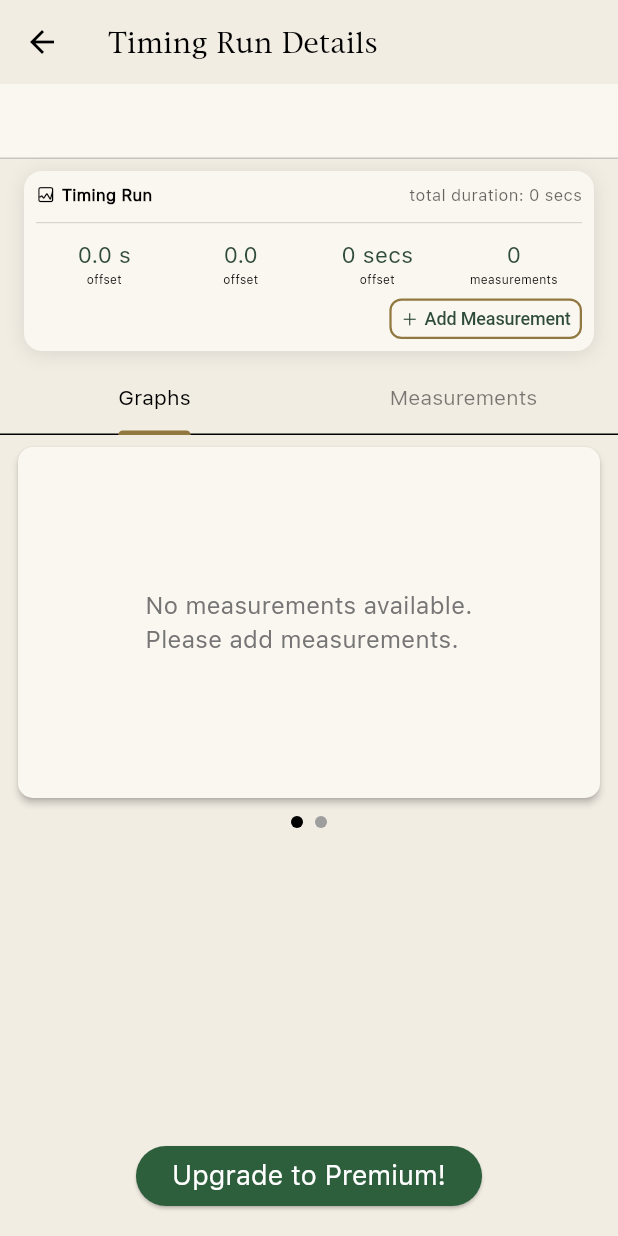
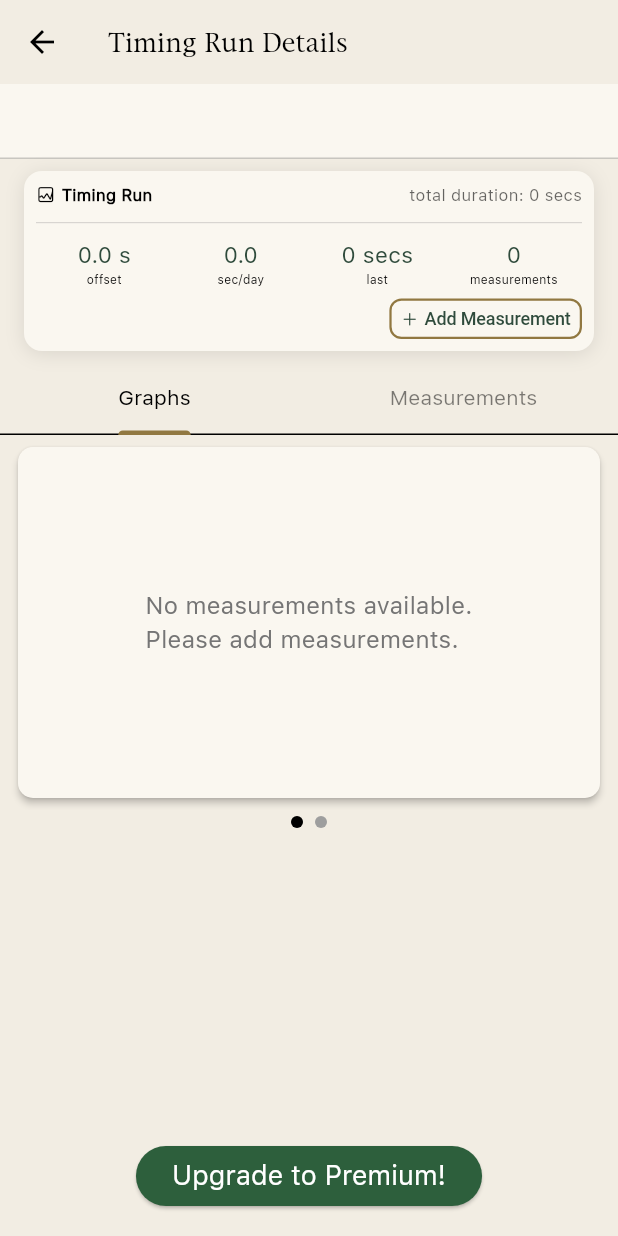
Before and after one commit to t-jayw/ChronoLog, a Flutter app: the TimingRunDetails screen opened directly with empty values, on a phone screen of 412 x 824 dp. Run offline on Flutter 3.47's test engine with Material 3 defaults, Android fonts, the light colour scheme and no system bars; drawn by our look-alikes of smooth_page_indicator; our stand-ins replace carousel_slider, csv, file_picker, fl_chart, flutter_dotenv, flutter_image_compress and 8 more; missing offline and left inert: exif, posthog_flutter, purchases_flutter, ulid; accounts and stored records are empty.

Commit message:
small tweaks -- release candidate

```diff
--- a/lib/components/timing_run_component.dart
+++ b/lib/components/timing_run_component.dart
@@ -143,7 +143,7 @@ class _TimingRunComponentState extends ConsumerState<TimingRunComponent> {
                             ),
                           ),
                           Text(
-                            'offset',
+                            'sec/day',
                             style: TextStyle(
                               fontSize: 8,
                               color: Theme.of(context).colorScheme.onBackground,
@@ -167,7 +167,7 @@ class _TimingRunComponentState extends ConsumerState<TimingRunComponent> {
                             ),
                           ),
                           Text(
-                            'offset',
+                            'last',
                             style: TextStyle(
                               fontSize: 8,
                               color: Theme.of(context).colorScheme.onBackground,
@@ -336,7 +336,7 @@ class _TimingRunComponentState extends ConsumerState<TimingRunComponent> {
             (standard) => Padding(
               padding: const EdgeInsets.only(right: 4.0),
               child: Container(
-                padding: EdgeInsets.symmetric(horizontal: 4, vertical: 1),
+                padding: EdgeInsets.symmetric(horizontal: 2, vertical: 1),
                 decoration: BoxDecoration(
                   color:
                       Theme.of(context).colorScheme.tertiary.withOpacity(0.1),
@@ -349,7 +349,7 @@ class _TimingRunComponentState extends ConsumerState<TimingRunComponent> {
                 child: Text(
                   standard,
                   style: TextStyle(
-                    fontSize: 10,
+                    fontSize: 9,
                     color: Theme.of(context).colorScheme.onBackground,
                     fontWeight: FontWeight.w400,
                   ),
--- a/lib/main.dart
+++ b/lib/main.dart
@@ -46,7 +46,7 @@ final theme = ThemeData(
         color: Colors.black,
       ),
       titleTextStyle:
-          TextStyle(fontFamily: 'NewYork', fontSize: 18, color: Colors.black)),
+          TextStyle(fontFamily: 'NewYork', fontSize: 16, color: Colors.black)),
   elevatedButtonTheme: ElevatedButtonThemeData(
     style: ButtonStyle(
       backgroundColor: MaterialStateProperty.resolveWith<Color>(
```
Also changed, not shown: lib/components/measurement/timing_measurement_item.dart (+8 -0 lines), lib/components/share_content/share_content_stats.dart (+1 -43 lines), lib/components/share_content/share_modal_content.dart (+17 -9 lines).
